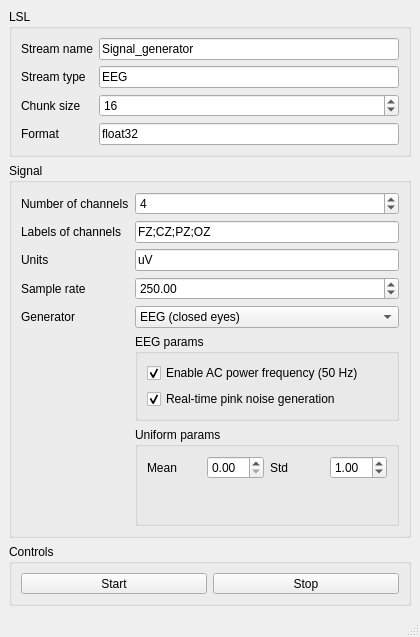
medusabci/lsl-signal-generator, file src/signal_generator.ui: the form before one commit.
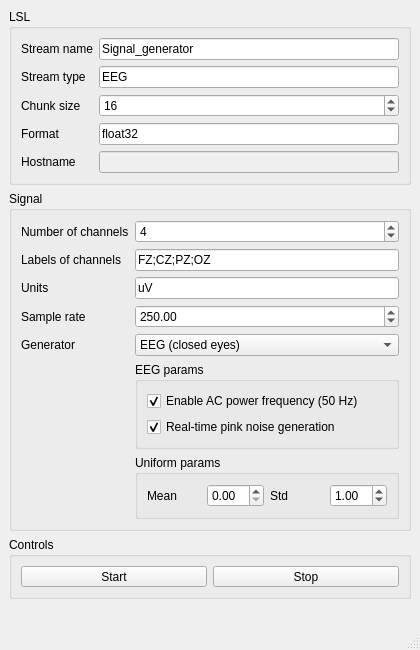
The form after the commit. Icons and pictures are not drawn.

Commit message: Version 2.2: use of multiprocessing to match exact fs, small gui improvements

The edit to the form file:
```diff
--- a/src/signal_generator.ui
+++ b/src/signal_generator.ui
@@ -86,6 +86,23 @@
          </property>
         </widget>
        </item>
+       <item row="4" column="0">
+        <widget class="QLabel" name="label_10">
+         <property name="text">
+          <string>Hostname</string>
+         </property>
+        </widget>
+       </item>
+       <item row="4" column="1">
+        <widget class="QLineEdit" name="lineEdit_hostname">
+         <property name="enabled">
+          <bool>false</bool>
+         </property>
+         <property name="readOnly">
+          <bool>true</bool>
+         </property>
+        </widget>
+       </item>
       </layout>
      </widget>
     </item>
@@ -341,6 +358,19 @@
       </layout>
      </widget>
     </item>
+    <item>
+     <widget class="QLabel" name="label_status">
+      <property name="font">
+       <font>
+        <italic>false</italic>
+        <bold>false</bold>
+       </font>
+      </property>
+      <property name="text">
+       <string/>
+      </property>
+     </widget>
+    </item>
    </layout>
   </widget>
   <widget class="QMenuBar" name="menubar">
```
The commit also changes 4 other files.
